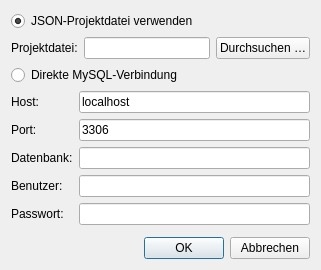
First picture: the form in src/ui/design/market_loader_dialog.ui, repository CodeName-666/VDataParser, before the edit.
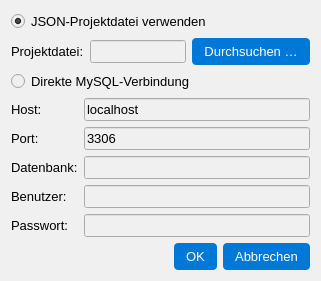
Second picture: the form after the edit.

The edit to the form file:
```diff
--- a/src/ui/design/market_loader_dialog.ui
+++ b/src/ui/design/market_loader_dialog.ui
@@ -13,6 +13,13 @@
   <property name="windowTitle">
    <string>Markt laden</string>
   </property>
+  <property name="styleSheet">
+   <string>QWidget { font-family: "Segoe UI", sans-serif; font-size: 10pt; background-color: #f0f0f0; }
+QPushButton { border: none; padding: 6px 12px; border-radius: 4px; background-color: #0078d7; color: white; }
+QPushButton:hover { background-color: #005a9e; }
+QGroupBox { border: 1px solid #cccccc; border-radius: 4px; margin-top: 6px; }
+QGroupBox::title { subcontrol-origin: margin; subcontrol-position: top left; padding: 0 6px; }</string>
+  </property>
   <layout class="QVBoxLayout" name="verticalLayout">
    <item>
     <widget class="QRadioButton" name="jsonRadio">
```
